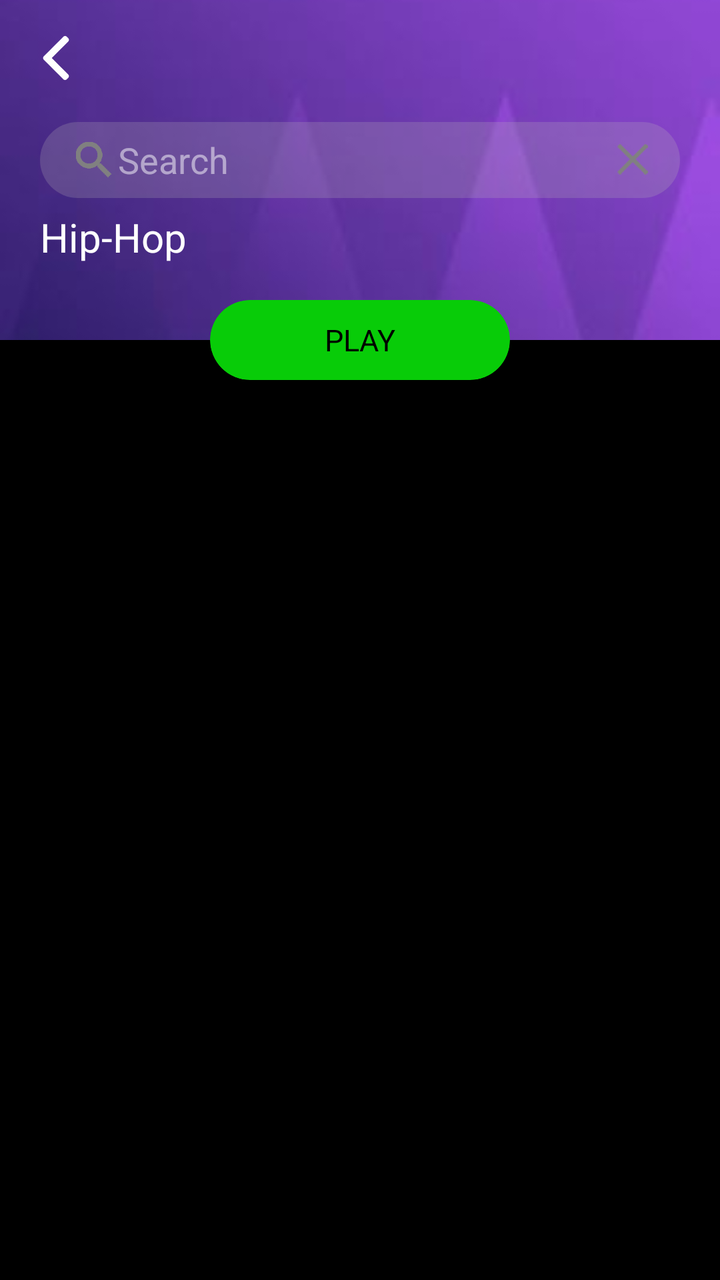
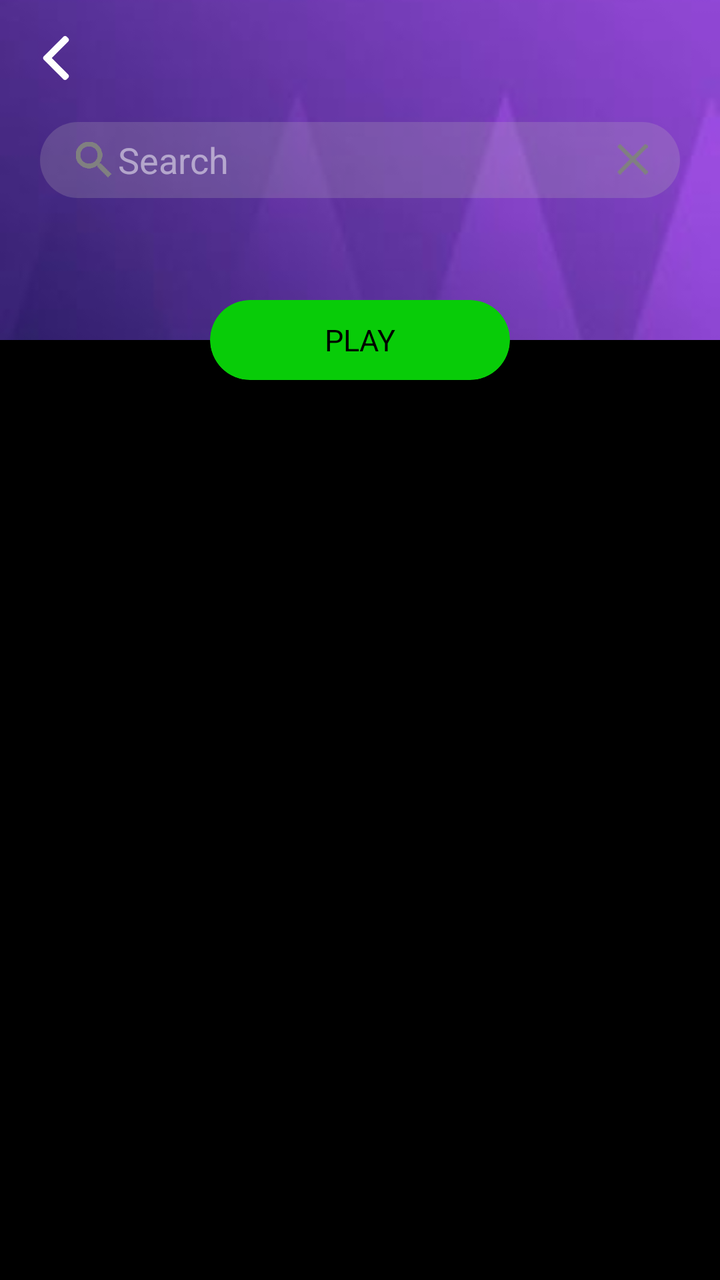

Screens rendered from an Android XML layout before and after an edit, with the pre-edit source and the edit as a unified diff.
<!-- AndroidManifest.xml: application theme Theme.Hudba -->
<!-- res/layout/fragment_track_detail.xml -->
<?xml version="1.0" encoding="utf-8"?>
<androidx.coordinatorlayout.widget.CoordinatorLayout xmlns:android="http://schemas.android.com/apk/res/android"
    xmlns:app="http://schemas.android.com/apk/res-auto"
    android:id="@+id/coordinatorLayout"
    android:layout_width="match_parent"
    android:background="@color/black_color"
    android:layout_height="match_parent">
    <com.google.android.material.appbar.AppBarLayout
        android:id="@+id/app_bar"
        android:layout_width="match_parent"
        android:layout_height="170dp"
        android:fitsSystemWindows="true"
        android:theme="@style/AppTheme.AppBarOverlay">
        <com.google.android.material.appbar.CollapsingToolbarLayout
            android:id="@+id/toolbar_layout"
            android:layout_width="match_parent"
            android:layout_height="match_parent"
            app:contentScrim="?attr/colorPrimary"
            app:statusBarScrim="@android:color/transparent"
            android:fitsSystemWindows="true"
            app:layout_scrollFlags="scroll|exitUntilCollapsed|snap">

            
            <ImageView
                android:id="@+id/imageview"
                android:layout_width="match_parent"
                android:layout_height="match_parent"
                android:scaleType="centerCrop"
                android:src="@drawable/aaa"
                android:foreground="@drawable/bg_transparent_detail"
                app:layout_collapseMode="parallax"
                app:layout_collapseParallaxMultiplier="0.7"
                android:fitsSystemWindows="true"/>

            
            <LinearLayout
                android:id="@+id/li_content"
                android:layout_width="match_parent"
                android:layout_height="match_parent"
                android:layout_gravity="center"
                android:gravity="center"
                app:layout_collapseMode="parallax"
                app:layout_collapseParallaxMultiplier="0.7"
                android:fitsSystemWindows="true"
                android:orientation="vertical"
                android:visibility="visible">
                <RelativeLayout
                    android:layout_width="match_parent"
                    android:layout_height="wrap_content"
                    android:layout_alignParentBottom="true"
                    android:layout_marginTop="@dimen/margin_100"
                    android:layout_marginStart="@dimen/margin_20"
                    android:layout_marginEnd="@dimen/margin_20"
                    android:layout_marginBottom="@dimen/margin_10">
                    <TextView
                        android:id="@+id/content_title"
                        android:layout_width="wrap_content"
                        android:layout_height="wrap_content"
                        android:maxWidth="300dp"
                        android:textColor="@color/white_color"
                        android:textSize="@dimen/text_20"
                        android:text="Hip-Hop"/>
                    <TextView
                        android:id="@+id/txt_song_count"
                        android:layout_width="wrap_content"
                        android:layout_height="wrap_content"
                        android:layout_below="@id/content_title"
                        android:textColor="@color/grey_light"
                        android:textSize="@dimen/text_17"/>
                    <ImageView
                        android:layout_width="@dimen/margin_35"
                        android:layout_height="@dimen/margin_35"
                        android:src="@drawable/favorite_heart"
                        android:padding="@dimen/margin_3"
                        app:tint="@color/green_dark"
                        android:visibility="gone"
                        android:layout_marginLeft="@dimen/margin_3"
                        android:layout_alignParentEnd="true"
                        android:layout_centerVertical="true"/>
                </RelativeLayout>
            </LinearLayout>
            <androidx.appcompat.widget.Toolbar
                android:id="@+id/toolbar"
                android:layout_width="match_parent"
                android:layout_height="100dp"
                app:contentInsetLeft="0dp"
                app:contentInsetStart="0dp"
                app:layout_collapseMode="pin"
                android:gravity="center"
                app:popupTheme="@style/ThemeOverlay.AppCompat.Light" >

                
                <LinearLayout
                    android:layout_width="match_parent"
                    android:layout_height="wrap_content"
                    android:gravity="center"
                    android:orientation="vertical">

                    <RelativeLayout
                        android:layout_width="match_parent"
                        android:layout_height="wrap_content"
                        android:gravity="top"
                        android:background="@color/transparent_color">
                        <TextView
                            android:id="@+id/toolbar_title"
                            style="@style/TextAppearance.AppCompat.Widget.ActionBar.Title"
                            android:layout_width="match_parent"
                            android:layout_height="wrap_content"
                            android:ellipsize="end"
                            android:paddingLeft="@dimen/margin_50"
                            android:paddingRight="@dimen/margin_50"
                            android:layout_marginTop="@dimen/margin_15"
                            android:textSize="@dimen/text_17"
                            android:maxLines="1"
                            android:textAlignment="center" />
                        <LinearLayout
                            android:id="@+id/title_layout"
                            android:layout_width="match_parent"
                            android:gravity="top"
                            android:layout_height="wrap_content">

                            <ImageView
                                android:id="@+id/back_btn"
                                android:layout_width="?attr/actionBarSize"
                                android:layout_height="?attr/actionBarSize"
                                android:padding="@dimen/padding_17"
                                android:src="@drawable/ic_back_white" />
                        </LinearLayout>
                        <RelativeLayout
                            android:id="@+id/li_search"
                            android:layout_width="match_parent"
                            android:layout_height="wrap_content"
                            android:layout_alignParentTop="true"
                            android:layout_marginTop="@dimen/margin_60"
                            android:layout_marginStart="@dimen/margin_20"
                            android:layout_marginEnd="@dimen/margin_20"
                            android:clickable="true"
                            android:focusable="true"
                            android:background="@drawable/bk_search_bar">
                            <AutoCompleteTextView
                                android:id="@+id/search_txt"
                                android:layout_width="match_parent"
                                android:layout_centerInParent="true"
                                android:layout_centerVertical="true"
                                android:layout_height="38dp"
                                android:maxLines="1"
                                android:inputType="text"
                                android:singleLine="true"
                                android:background="@android:color/transparent"
                                android:paddingLeft="@dimen/margin_15"
                                android:paddingRight="@dimen/padding_15"
                                android:drawableEnd="@drawable/ic_close"
                                android:hint="Search"
                                android:paddingStart="@dimen/padding_15"
                                android:imeOptions="actionSearch"
                                android:imeActionId="666"
                                android:drawableStart="@drawable/search_dialog_ic_search"/>
                        </RelativeLayout>
                        <androidx.cardview.widget.CardView
                            android:id="@+id/toolbar_shuffle"
                            android:layout_width="150dp"
                            android:layout_height="@dimen/margin_40"
                            app:cardBackgroundColor="@color/green_dark"
                            android:layout_marginTop="@dimen/margin_50"
                            app:cardCornerRadius="@dimen/margin_20"
                            android:layout_centerHorizontal="true"
                            app:cardElevation="0dp"
                            android:visibility="invisible"
                            android:background="@drawable/bk_login_button_white">
                            <LinearLayout
                                android:layout_width="match_parent"
                                android:layout_height="match_parent"
                                android:layout_gravity="center"
                                android:gravity="center">
                                <TextView
                                    android:layout_width="match_parent"
                                    android:layout_height="match_parent"
                                    android:text="Play"
                                    android:gravity="center"
                                    android:textAllCaps="true"
                                    android:textColor="@color/black_color"
                                    android:textSize="@dimen/text_15"/>
                            </LinearLayout>

                        </androidx.cardview.widget.CardView>
                    </RelativeLayout>

                </LinearLayout>

            </androidx.appcompat.widget.Toolbar>

        </com.google.android.material.appbar.CollapsingToolbarLayout>
    </com.google.android.material.appbar.AppBarLayout>
    <androidx.core.widget.NestedScrollView
        android:layout_width="match_parent"
        android:layout_height="match_parent"
        android:paddingTop="@dimen/margin_30"
        android:paddingBottom="@dimen/margin_60"
        app:layout_behavior="@string/appbar_scrolling_view_behavior">
        <androidx.recyclerview.widget.RecyclerView
            android:id="@+id/rv_library"
            android:layout_width="match_parent"
            android:layout_height="match_parent"/>

    </androidx.core.widget.NestedScrollView>
    <androidx.cardview.widget.CardView
        android:id="@+id/main_shuffle"
        android:layout_width="150dp"
        android:layout_height="@dimen/margin_40"
        app:layout_anchor="@id/app_bar"
        app:layout_anchorGravity="center|bottom"
        app:cardBackgroundColor="@color/green_dark"
        app:cardCornerRadius="@dimen/margin_20"
        app:cardElevation="0dp">
        <LinearLayout
            android:layout_width="match_parent"
            android:layout_height="match_parent"
            android:gravity="center">
            <TextView
                android:layout_width="match_parent"
                android:layout_height="match_parent"
                android:text="Play"
                android:gravity="center"
                android:textAllCaps="true"
                android:textColor="@color/black_color"
                android:textSize="@dimen/text_15"/>
        </LinearLayout>

    </androidx.cardview.widget.CardView>

</androidx.coordinatorlayout.widget.CoordinatorLayout>
<!-- resources referenced by this layout -->
<resources>
  <color name="black_color">#FF000000</color>
  <color name="green_dark">#08cc08</color>
  <color name="grey_light">#888787</color>
  <color name="transparent_color">#00FFFFFF</color>
  <color name="white_color">#FFFFFFFF</color>
  <dimen name="margin_10">10dp</dimen>
  <dimen name="margin_100">100dp</dimen>
  <dimen name="margin_15">15dp</dimen>
  <dimen name="margin_20">20dp</dimen>
  <dimen name="margin_3">3dp</dimen>
  <dimen name="margin_30">30dp</dimen>
  <dimen name="margin_35">35dp</dimen>
  <dimen name="margin_40">40dp</dimen>
  <dimen name="margin_50">50dp</dimen>
  <dimen name="margin_60">60dp</dimen>
  <dimen name="padding_15">15dp</dimen>
  <dimen name="padding_17">17dp</dimen>
  <dimen name="text_15">15sp</dimen>
  <dimen name="text_17">17sp</dimen>
  <dimen name="text_20">20sp</dimen>
  <!-- drawable aaa: jpg bitmap (drawable-xxxhdpi, 3185 bytes) -->
  <!-- drawable bg_transparent_detail (drawable) -->
  <?xml version="1.0" encoding="utf-8"?>
  <shape xmlns:android="http://schemas.android.com/apk/res/android">
      <gradient
          android:startColor="#00FFFFFF"
          android:endColor="#000000"
          android:angle="270"
          android:type="linear" />
  </shape>
  <!-- drawable bk_login_button_white (drawable) -->
  <?xml version="1.0" encoding="utf-8"?>
  <shape xmlns:android="http://schemas.android.com/apk/res/android"
      android:shape="rectangle">
      <solid android:color="@color/white_color" />
      <corners android:radius="24dp" />
      <stroke android:width="1dp" android:color="@color/white_color"/>
  </shape>
  <!-- drawable bk_search_bar (drawable) -->
  <?xml version="1.0" encoding="utf-8"?>
  <shape xmlns:android="http://schemas.android.com/apk/res/android"
      android:shape="rectangle">
      <solid android:color="@color/grey_search" />
      <corners android:radius="24dp" />
  </shape>
  <!-- drawable favorite_heart: png bitmap (drawable-xxxhdpi, 18655 bytes) -->
  <!-- drawable ic_back_white: png bitmap (drawable-xxxhdpi, 932 bytes) -->
  <!-- drawable ic_close: png bitmap (drawable-xxxhdpi, 3113 bytes) -->
  <!-- drawable search_dialog_ic_search: png bitmap (drawable-xxxhdpi, 3215 bytes) -->
  <style name="AppTheme.AppBarOverlay" parent="ThemeOverlay.AppCompat.Dark.ActionBar" />
  <style name="Theme.Hudba" parent="Theme.AppCompat.DayNight.NoActionBar">
          
          <item name="colorPrimary">@color/black_color</item>
          <item name="colorPrimaryVariant">@color/black_color</item>
          <item name="colorOnPrimary">@color/white_color</item>
          
          <item name="android:statusBarColor" tools:targetApi="l">?attr/colorPrimaryVariant</item>
          <item name="android:autofilledHighlight" tools:ignore="NewApi">@color/transparent_color</item>
          
      </style>
  <color name="grey_search">#39BCB7B7</color>
</resources>

<!-- the commit's change to res/layout/fragment_track_detail.xml (unified diff, before → after) -->
@@ -58,8 +58,7 @@
                         android:layout_height="wrap_content"
                         android:maxWidth="300dp"
                         android:textColor="@color/white_color"
-                        android:textSize="@dimen/text_20"
-                        android:text="Hip-Hop"/>
+                        android:textSize="@dimen/text_20"/>
                     <TextView
                         android:id="@+id/txt_song_count"
                         android:layout_width="wrap_content"
@@ -137,7 +136,7 @@
                             android:clickable="true"
                             android:focusable="true"
                             android:background="@drawable/bk_search_bar">
-                            <AutoCompleteTextView
+                            <EditText
                                 android:id="@+id/search_txt"
                                 android:layout_width="match_parent"
                                 android:layout_centerInParent="true"
@@ -150,7 +149,7 @@
                                 android:paddingLeft="@dimen/margin_15"
                                 android:paddingRight="@dimen/padding_15"
                                 android:drawableEnd="@drawable/ic_close"
-                                android:hint="Search"
+                                android:hint="@string/search"
                                 android:paddingStart="@dimen/padding_15"
                                 android:imeOptions="actionSearch"
                                 android:imeActionId="666"
@@ -175,7 +174,7 @@
                                 <TextView
                                     android:layout_width="match_parent"
                                     android:layout_height="match_parent"
-                                    android:text="Play"
+                                    android:text="@string/play"
                                     android:gravity="center"
                                     android:textAllCaps="true"
                                     android:textColor="@color/black_color"
@@ -195,7 +194,6 @@
         android:layout_width="match_parent"
         android:layout_height="match_parent"
         android:paddingTop="@dimen/margin_30"
-        android:paddingBottom="@dimen/margin_60"
         app:layout_behavior="@string/appbar_scrolling_view_behavior">
         <androidx.recyclerview.widget.RecyclerView
             android:id="@+id/rv_library"
@@ -219,7 +217,7 @@
             <TextView
                 android:layout_width="match_parent"
                 android:layout_height="match_parent"
-                android:text="Play"
+                android:text="@string/play"
                 android:gravity="center"
                 android:textAllCaps="true"
                 android:textColor="@color/black_color"
<!-- resource entries referenced after the edit -->
@@ -49,6 +49,8 @@
   <!-- drawable ic_back_white: png bitmap (drawable-xxxhdpi, 932 bytes) -->
   <!-- drawable ic_close: png bitmap (drawable-xxxhdpi, 3113 bytes) -->
   <!-- drawable search_dialog_ic_search: png bitmap (drawable-xxxhdpi, 3215 bytes) -->
+  <string name="play">Play</string>
+  <string name="search">Search</string>
   <style name="AppTheme.AppBarOverlay" parent="ThemeOverlay.AppCompat.Dark.ActionBar" />
   <style name="Theme.Hudba" parent="Theme.AppCompat.DayNight.NoActionBar">
           
